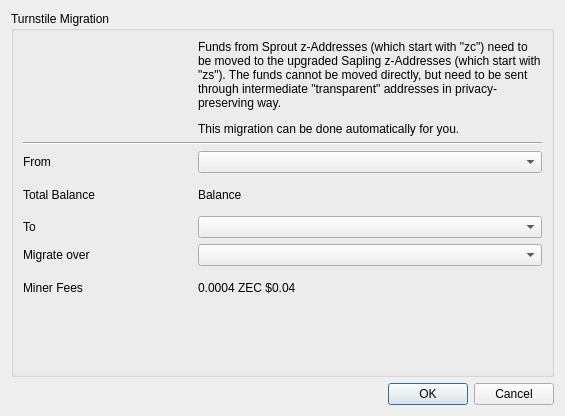
michailduzhanski/awallet, file src/turnstile.ui: the form before one commit.
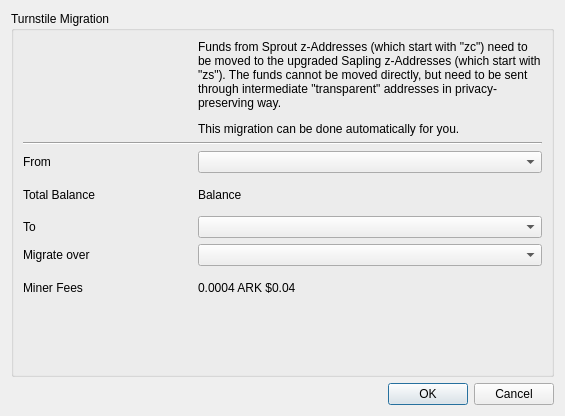
The form after the commit. Custom widgets are drawn as their Qt base class.

The edit to the form file:
```diff
--- a/src/turnstile.ui
+++ b/src/turnstile.ui
@@ -159,7 +159,7 @@
            </sizepolicy>
           </property>
           <property name="text">
-           <string notr="true">0.0004 ZEC $0.04</string>
+           <string notr="true">0.0004 ARK $0.04</string>
           </property>
           <property name="alignment">
            <set>Qt::AlignLeading|Qt::AlignLeft|Qt::AlignVCenter</set>
```
